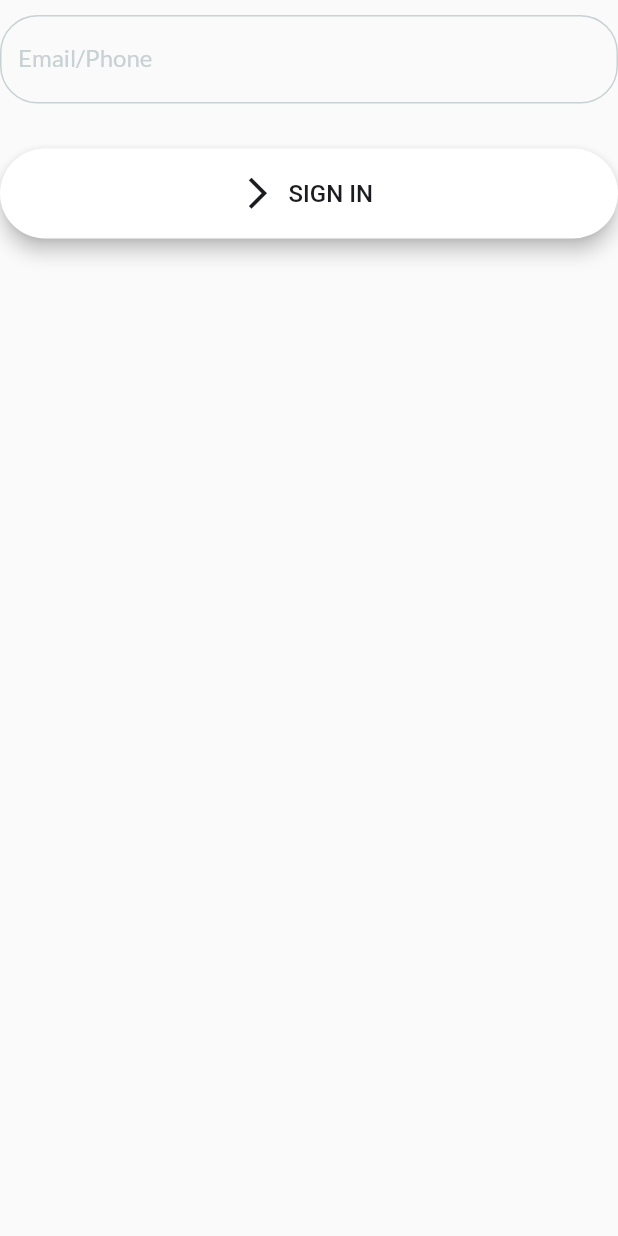
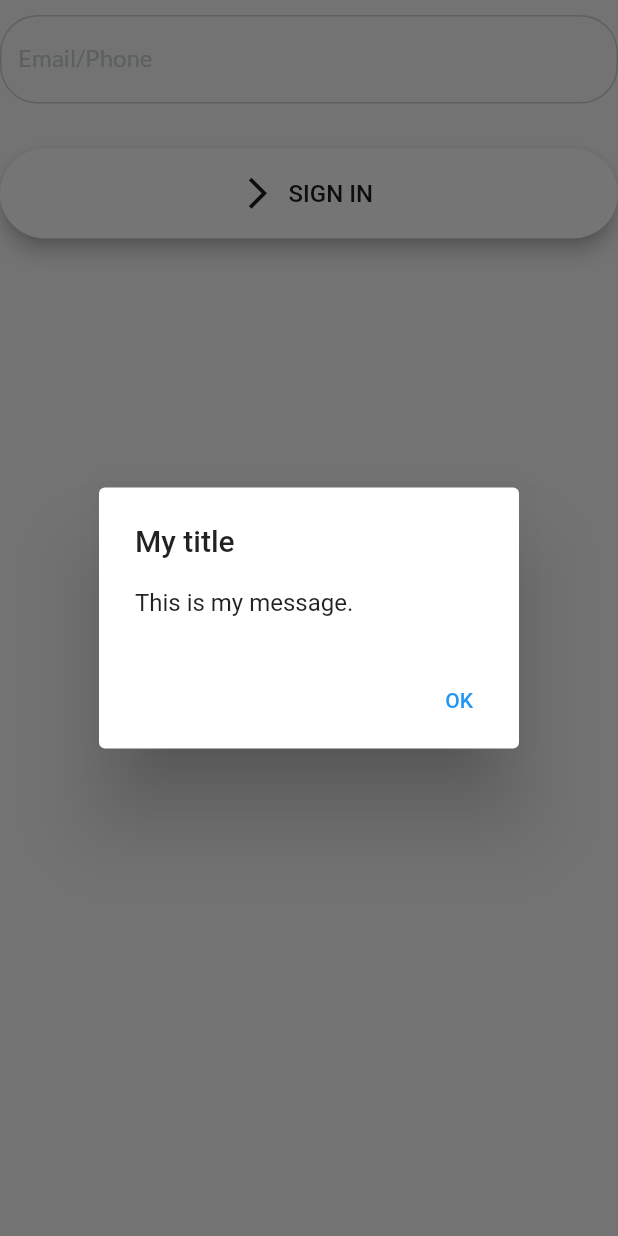
Before and after one commit to faysalneowaz/tractiv, a Flutter app: the Signin widget shown alone on an empty page, opened directly, after a tap on "SIGN IN", on a phone screen of 412 x 824 dp. Run offline on Flutter 3.47's test engine with Material 2 defaults, Android fonts, the phone set to English and light mode, and no system bars; our stand-ins replace google_fonts.

Commit message:
Login page popup

```diff
--- a/lib/constent/whiteiconbutton.dart
+++ b/lib/constent/whiteiconbutton.dart
@@ -7,6 +7,7 @@ class Whiteiconbtn extends StatelessWidget {
   double radius;
   double height;
   double width;
+  void Function()? pressed;
 
   Whiteiconbtn({
     Key? key,
@@ -15,12 +16,13 @@ class Whiteiconbtn extends StatelessWidget {
     required this.radius,
     required this.height,
     required this.width,
+    this.pressed,
   }) : super(key: key);
 
   @override
   Widget build(BuildContext context) {
     return ElevatedButton.icon(
-      onPressed: () {},
+      onPressed: pressed,
       icon: Icon(
         icon,
         color: Appconstent.onyx,
--- a/lib/screens/signinsignup/body/signin.dart
+++ b/lib/screens/signinsignup/body/signin.dart
@@ -40,6 +40,9 @@ class _SigninState extends State<Signin> {
           height: 30,
         ),
         Whiteiconbtn(
+          pressed: () {
+            showAlertDialog(context);
+          },
           icon: Icons.arrow_forward_ios,
           text: "SIGN IN",
           radius: 30.0,
@@ -47,6 +50,32 @@ class _SigninState extends State<Signin> {
           height: 60,
         ),
       ],
+    );
+  }
+
+  showAlertDialog(BuildContext context) {
+    // set up the button
+    Widget okButton = TextButton(
+      child: Text("OK"),
+      onPressed: () {},
+    );
+
+    // set up the AlertDialog
+    AlertDialog alert = AlertDialog(
+      title: Text("My title"),
+      content: Text("This is my message."),
+      actions: [
+        okButton,
+      ],
+    );
+
+    // show the dialog
+    showDialog(
+      context: context,
+      barrierDismissible: false,
+      builder: (BuildContext context) {
+        return alert;
+      },
     );
   }
 
--- a/lib/screens/signinsignup/body/signupmailphone.dart
+++ b/lib/screens/signinsignup/body/signupmailphone.dart
@@ -16,6 +16,7 @@ class _SignupemailphoneState extends State<Signupemailphone> {
     return Column(
       children: [
         Whiteiconbtn(
+          pressed: () {},
           icon: Icons.email_outlined,
           text: "SIGN UP WITH EMAIL",
           radius: 30.0,
```
Also changed, not shown: lib/onbording/onboardpageview.dart (added).
